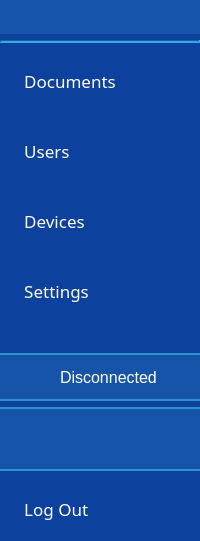
Above: parsec/core/gui/forms/menu_bar_widget.ui from Scille/parsec-cloud before the change. Below: the same form after it.
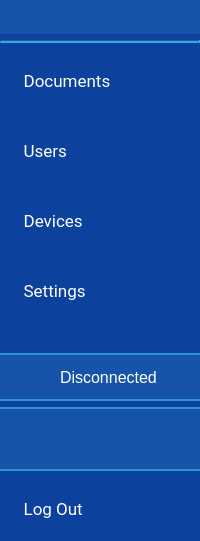
That is the form after the change. Icons and pictures are not drawn.

Commit message: PoC Roboto

Diff of the .ui file:
```diff
--- a/parsec/core/gui/forms/menu_bar_widget.ui
+++ b/parsec/core/gui/forms/menu_bar_widget.ui
@@ -151,7 +151,7 @@
        </property>
        <property name="font">
         <font>
-         <family>Proxima Nova</family>
+         <family>Roboto</family>
          <pointsize>13</pointsize>
          <weight>50</weight>
          <italic>false</italic>
@@ -213,7 +213,7 @@
        </property>
        <property name="font">
         <font>
-         <family>Proxima Nova</family>
+         <family>Roboto</family>
          <pointsize>13</pointsize>
          <weight>50</weight>
          <italic>false</italic>
@@ -269,7 +269,7 @@
        </property>
        <property name="font">
         <font>
-         <family>Proxima Nova</family>
+         <family>Roboto</family>
          <pointsize>13</pointsize>
          <weight>50</weight>
          <italic>false</italic>
@@ -328,7 +328,7 @@
        </property>
        <property name="font">
         <font>
-         <family>Proxima Nova</family>
+         <family>Roboto</family>
          <pointsize>13</pointsize>
          <weight>50</weight>
          <italic>false</italic>
@@ -578,7 +578,7 @@
        </property>
        <property name="font">
         <font>
-         <family>Proxima Nova</family>
+         <family>Roboto</family>
          <pointsize>13</pointsize>
          <weight>50</weight>
          <italic>false</italic>
```
The commit also changes 5 other files.
